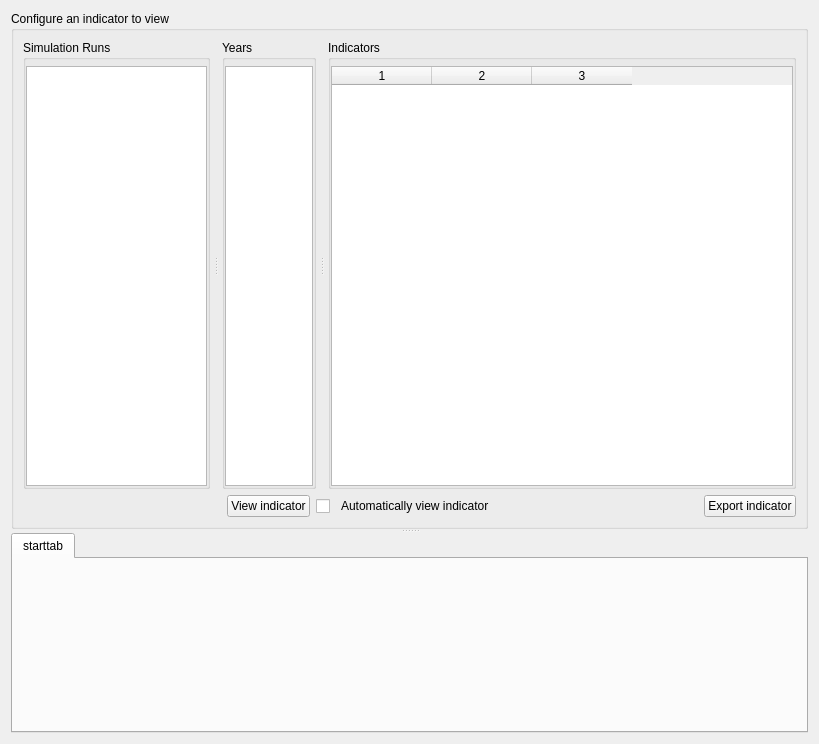
Qt form opus_gui/results_manager/views/results_browser.ui (psrc/urbansim) before a commit.
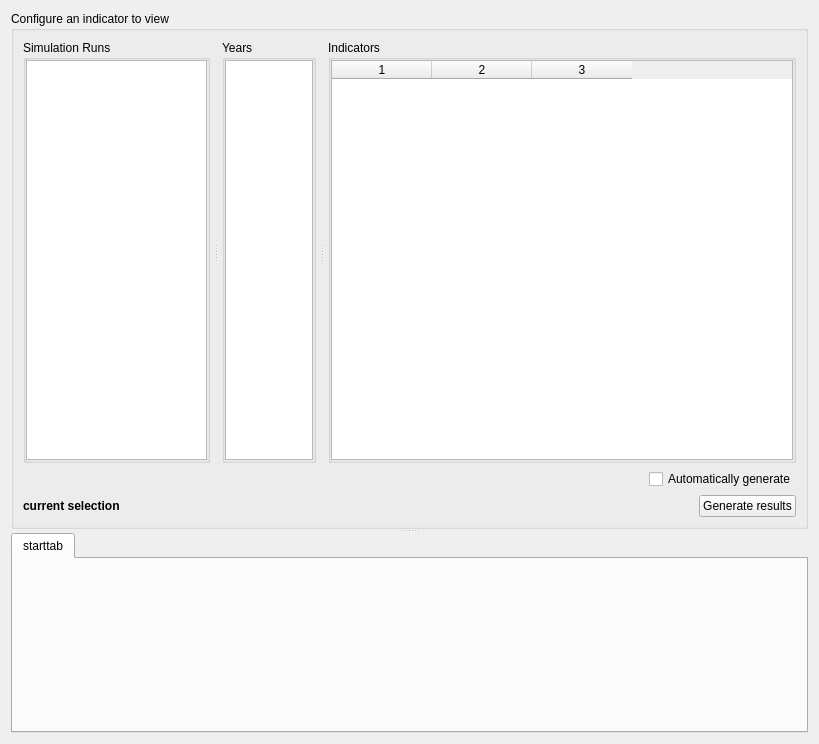
The same form after that commit.

Commit message: some ui experiments with the results browser

```diff
--- a/opus_gui/results_manager/views/results_browser.ui
+++ b/opus_gui/results_manager/views/results_browser.ui
@@ -74,24 +74,15 @@
           <property name="flat" >
            <bool>true</bool>
           </property>
-          <layout class="QGridLayout" name="gridLayout" >
-           <property name="leftMargin" >
-            <number>0</number>
-           </property>
-           <property name="topMargin" >
-            <number>6</number>
-           </property>
-           <property name="rightMargin" >
-            <number>0</number>
-           </property>
-           <property name="bottomMargin" >
-            <number>0</number>
-           </property>
+          <layout class="QVBoxLayout" name="verticalLayout_4" >
            <property name="spacing" >
             <number>0</number>
            </property>
-           <item row="0" column="0" >
-            <widget class="QListWidget" name="lstAvailableRuns" >
+           <property name="margin" >
+            <number>0</number>
+           </property>
+           <item>
+            <widget class="QListWidget" name="lst_available_runs" >
              <property name="sizePolicy" >
               <sizepolicy vsizetype="Expanding" hsizetype="Preferred" >
                <horstretch>4</horstretch>
@@ -142,24 +133,15 @@
           <property name="flat" >
            <bool>true</bool>
           </property>
-          <layout class="QGridLayout" name="gridLayout_2" >
-           <property name="leftMargin" >
-            <number>0</number>
-           </property>
-           <property name="topMargin" >
-            <number>6</number>
-           </property>
-           <property name="rightMargin" >
-            <number>0</number>
-           </property>
-           <property name="bottomMargin" >
-            <number>0</number>
-           </property>
+          <layout class="QVBoxLayout" name="verticalLayout_3" >
            <property name="spacing" >
             <number>0</number>
            </property>
-           <item row="0" column="0" >
-            <widget class="QListWidget" name="lstYears" >
+           <property name="margin" >
+            <number>0</number>
+           </property>
+           <item>
+            <widget class="QListWidget" name="lst_years" >
              <property name="sizePolicy" >
               <sizepolicy vsizetype="Expanding" hsizetype="Preferred" >
                <horstretch>1</horstretch>
@@ -210,24 +192,15 @@
           <property name="flat" >
            <bool>true</bool>
           </property>
-          <layout class="QGridLayout" name="gridLayout_3" >
-           <property name="leftMargin" >
-            <number>0</number>
-           </property>
-           <property name="topMargin" >
-            <number>6</number>
-           </property>
-           <property name="rightMargin" >
-            <number>0</number>
-           </property>
-           <property name="bottomMargin" >
-            <number>0</number>
-           </property>
+          <layout class="QVBoxLayout" name="verticalLayout_2" >
            <property name="spacing" >
             <number>0</number>
            </property>
-           <item row="0" column="0" >
-            <widget class="QTableWidget" name="tableWidget" >
+           <property name="margin" >
+            <number>0</number>
+           </property>
+           <item>
+            <widget class="QTableWidget" name="indicator_table" >
              <property name="sizePolicy" >
               <sizepolicy vsizetype="Expanding" hsizetype="Preferred" >
                <horstretch>7</horstretch>
@@ -298,26 +271,7 @@
           </spacer>
          </item>
          <item>
-          <widget class="QPushButton" name="pbnGenerateResults" >
-           <property name="sizePolicy" >
-            <sizepolicy vsizetype="Fixed" hsizetype="Fixed" >
-             <horstretch>0</horstretch>
-             <verstretch>0</verstretch>
-            </sizepolicy>
-           </property>
-           <property name="minimumSize" >
-            <size>
-             <width>0</width>
-             <height>0</height>
-            </size>
-           </property>
-           <property name="text" >
-            <string>View indicator</string>
-           </property>
-          </widget>
-         </item>
-         <item>
-          <widget class="QCheckBox" name="cbAutoGen" >
+          <widget class="QCheckBox" name="cb_auto_gen" >
            <property name="sizePolicy" >
             <sizepolicy vsizetype="Fixed" hsizetype="Fixed" >
              <horstretch>0</horstretch>
@@ -328,18 +282,32 @@
             <string/>
            </property>
            <property name="text" >
-            <string>  Automatically view indicator</string>
-           </property>
-           <property name="checked" >
-            <bool>false</bool>
+            <string>Automatically generate</string>
            </property>
            <property name="tristate" >
             <bool>false</bool>
            </property>
           </widget>
          </item>
+        </layout>
+       </item>
+       <item>
+        <layout class="QHBoxLayout" name="horizontalLayout_2" >
          <item>
-          <spacer name="horizontalSpacer_2" >
+          <widget class="QLabel" name="lbl_current_selection" >
+           <property name="font" >
+            <font>
+             <weight>75</weight>
+             <bold>true</bold>
+            </font>
+           </property>
+           <property name="text" >
+            <string>current selection</string>
+           </property>
+          </widget>
+         </item>
+         <item>
+          <spacer name="horizontalSpacer_3" >
            <property name="orientation" >
             <enum>Qt::Horizontal</enum>
            </property>
@@ -352,23 +320,27 @@
           </spacer>
          </item>
          <item>
-          <widget class="QPushButton" name="pbnExportResults" >
-           <property name="sizePolicy" >
-            <sizepolicy vsizetype="Fixed" hsizetype="Fixed" >
-             <horstretch>0</horstretch>
-             <verstretch>0</verstretch>
-            </sizepolicy>
-           </property>
-           <property name="minimumSize" >
-            <size>
-             <width>0</width>
-             <height>0</height>
-            </size>
-           </property>
-           <property name="text" >
-            <string>Export indicator</string>
-           </property>
-          </widget>
+          <layout class="QVBoxLayout" name="verticalLayout_5" >
+           <item>
+            <widget class="QPushButton" name="pb_generate_results" >
+             <property name="sizePolicy" >
+              <sizepolicy vsizetype="Fixed" hsizetype="Fixed" >
+               <horstretch>0</horstretch>
+               <verstretch>0</verstretch>
+              </sizepolicy>
+             </property>
+             <property name="minimumSize" >
+              <size>
+               <width>0</width>
+               <height>0</height>
+              </size>
+             </property>
+             <property name="text" >
+              <string>Generate results</string>
+             </property>
+            </widget>
+           </item>
+          </layout>
          </item>
         </layout>
        </item>
```
Left out of the diff: 13 changed lines with no effect on the pictures. The commit also changes 1 other file.
